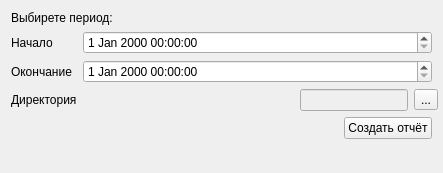
Old version of the form venv/irsDB/pdf.ui in the repository Ilaygor/irsDB.
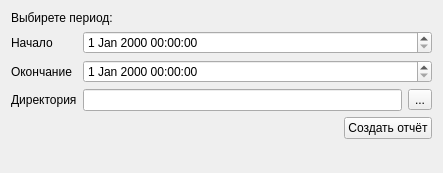
New version of the form.

Patch:
```diff
--- a/venv/irsDB/pdf.ui
+++ b/venv/irsDB/pdf.ui
@@ -51,17 +51,11 @@
       </widget>
      </item>
      <item row="2" column="1">
-      <layout class="QFormLayout" name="formLayout">
-       <property name="labelAlignment">
-        <set>Qt::AlignLeading|Qt::AlignLeft|Qt::AlignVCenter</set>
-       </property>
-       <property name="formAlignment">
-        <set>Qt::AlignRight|Qt::AlignTop|Qt::AlignTrailing</set>
-       </property>
+      <layout class="QGridLayout" name="gridLayout_2">
        <item row="0" column="0">
         <widget class="QLineEdit" name="adress">
          <property name="enabled">
-          <bool>false</bool>
+          <bool>true</bool>
          </property>
          <property name="sizePolicy">
           <sizepolicy hsizetype="Expanding" vsizetype="Fixed">
```
